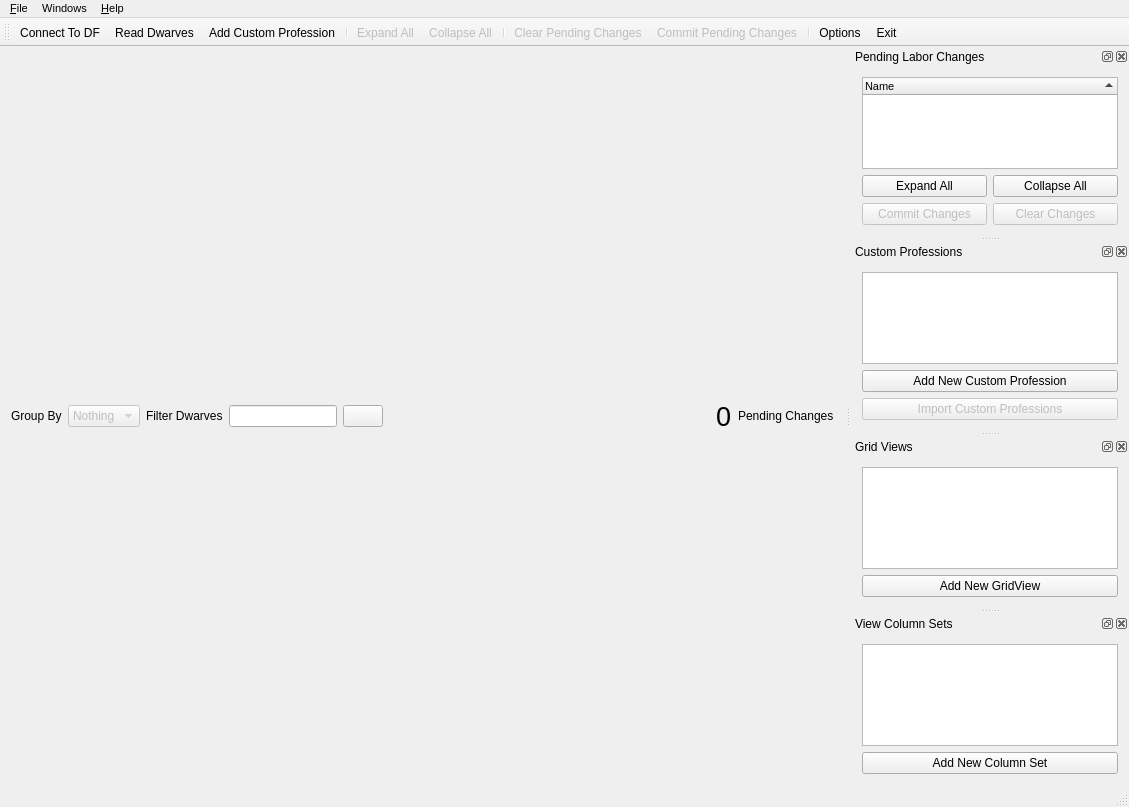
The window that ui/mainwindow.ui (Dwarf-Therapist/Dwarf-Therapist) describes before a commit, drawn with Qt 5.
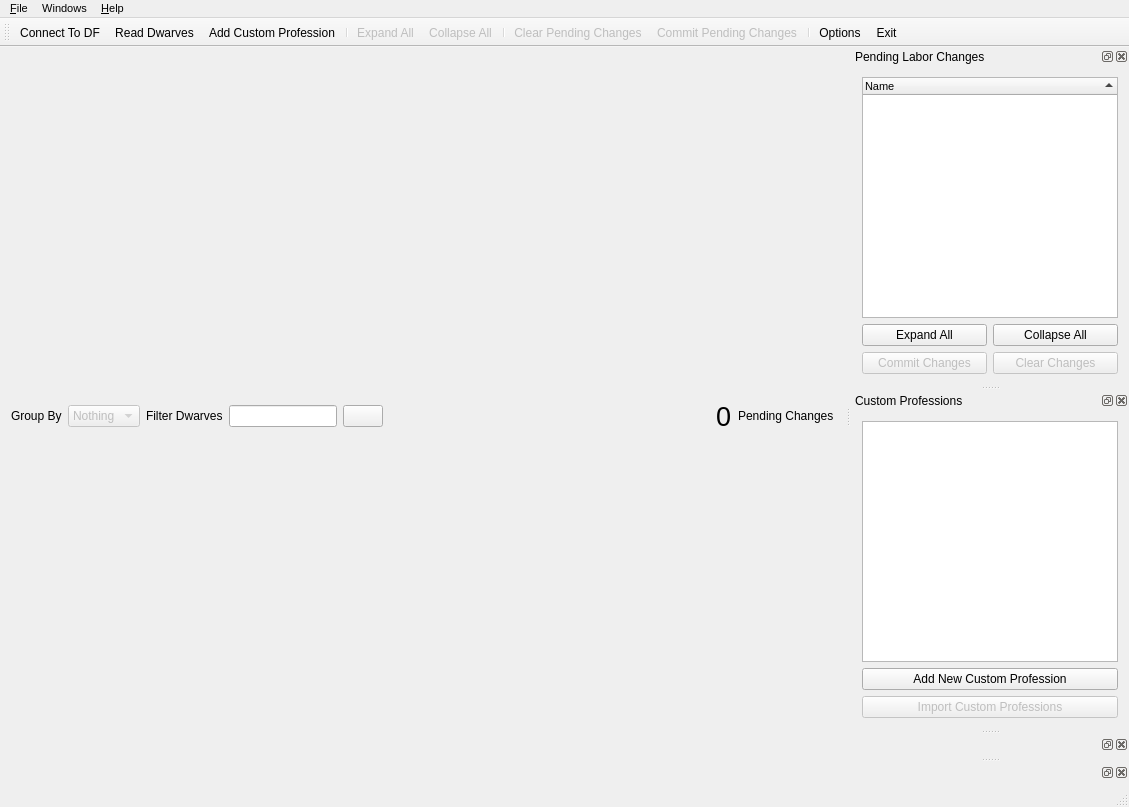
The same window after the commit. Icons and pictures are not drawn. Custom widgets are drawn as their Qt base class.

Commit message:
The dockwidgets were getting really out of hand as internal item in MainWindow, so they got factored out into new classes. There is something weird about trying to do ui->setupUI(this) in their ctors. I guess they get inited before something is ready graphically. So they instead setup their gui when they are passed the ViewManager. This works well, and has made MainWindow far less confusing. I'm thinking of moving pending changes and custom profesions in to classes like these as well. Much easier to work with.
As of right now, view re-ordering and renaming works, but little else.

Diff of the .ui file:
```diff
--- a/ui/mainwindow.ui
+++ b/ui/mainwindow.ui
@@ -366,90 +366,17 @@
     </layout>
    </widget>
   </widget>
-  <widget class="QDockWidget" name="dock_views">
-   <property name="floating">
-    <bool>false</bool>
-   </property>
-   <property name="windowTitle">
-    <string>Grid Views</string>
-   </property>
+  <widget class="GridViewDock" name="dock_grid_views">
    <attribute name="dockWidgetArea">
     <number>2</number>
    </attribute>
-   <widget class="QWidget" name="dockWidgetContents_4">
-    <layout class="QVBoxLayout" name="verticalLayout">
-     <item>
-      <widget class="QListWidget" name="list_grid_views">
-       <property name="font">
-        <font>
-         <pointsize>8</pointsize>
-        </font>
-       </property>
-       <property name="contextMenuPolicy">
-        <enum>Qt::CustomContextMenu</enum>
-       </property>
-       <property name="editTriggers">
-        <set>QAbstractItemView::NoEditTriggers</set>
-       </property>
-       <property name="alternatingRowColors">
-        <bool>true</bool>
-       </property>
-      </widget>
-     </item>
-     <item>
-      <widget class="QPushButton" name="btn_add_new_gridview">
-       <property name="text">
-        <string>Add New GridView</string>
-       </property>
-       <property name="icon">
-        <iconset resource="../images.qrc">
-         <normaloff>:/img/table_add.png</normaloff>:/img/table_add.png</iconset>
-       </property>
-      </widget>
-     </item>
-    </layout>
-   </widget>
+   <widget class="QWidget" name="dockWidgetContents_3"/>
   </widget>
-  <widget class="QDockWidget" name="dock_view_sets">
-   <property name="windowTitle">
-    <string>View Column Sets</string>
-   </property>
+  <widget class="ViewColumnSetDock" name="dock_sets">
    <attribute name="dockWidgetArea">
     <number>2</number>
    </attribute>
-   <widget class="QWidget" name="dockWidgetContents_6">
-    <layout class="QVBoxLayout" name="verticalLayout_4">
-     <item>
-      <widget class="QListWidget" name="list_column_sets">
-       <property name="font">
-        <font>
-         <pointsize>8</pointsize>
-        </font>
-       </property>
-       <property name="contextMenuPolicy">
-        <enum>Qt::CustomContextMenu</enum>
-       </property>
-       <property name="editTriggers">
-        <set>QAbstractItemView::NoEditTriggers</set>
-       </property>
-       <property name="alternatingRowColors">
-        <bool>true</bool>
-       </property>
-      </widget>
-     </item>
-     <item>
-      <widget class="QPushButton" name="btn_add_new_column_set">
-       <property name="text">
-        <string>Add New Column Set</string>
-       </property>
-       <property name="icon">
-        <iconset resource="../images.qrc">
-         <normaloff>:/img/image_add.png</normaloff>:/img/image_add.png</iconset>
-       </property>
-      </widget>
-     </item>
-    </layout>
-   </widget>
+   <widget class="QWidget" name="dockWidgetContents_5"/>
   </widget>
   <action name="act_connect_to_DF">
    <property name="icon">
@@ -747,6 +674,20 @@
   </action>
  </widget>
  <layoutdefault spacing="6" margin="11"/>
+ <customwidgets>
+  <customwidget>
+   <class>GridViewDock</class>
+   <extends>QDockWidget</extends>
+   <header>gridviewdock.h</header>
+   <container>1</container>
+  </customwidget>
+  <customwidget>
+   <class>ViewColumnSetDock</class>
+   <extends>QDockWidget</extends>
+   <header>viewcolumnsetdock.h</header>
+   <container>1</container>
+  </customwidget>
+ </customwidgets>
  <resources>
   <include location="../images.qrc"/>
  </resources>
```
Left out of the diff: 84 changed lines with no effect on the pictures. The commit also changes 22 other files.
